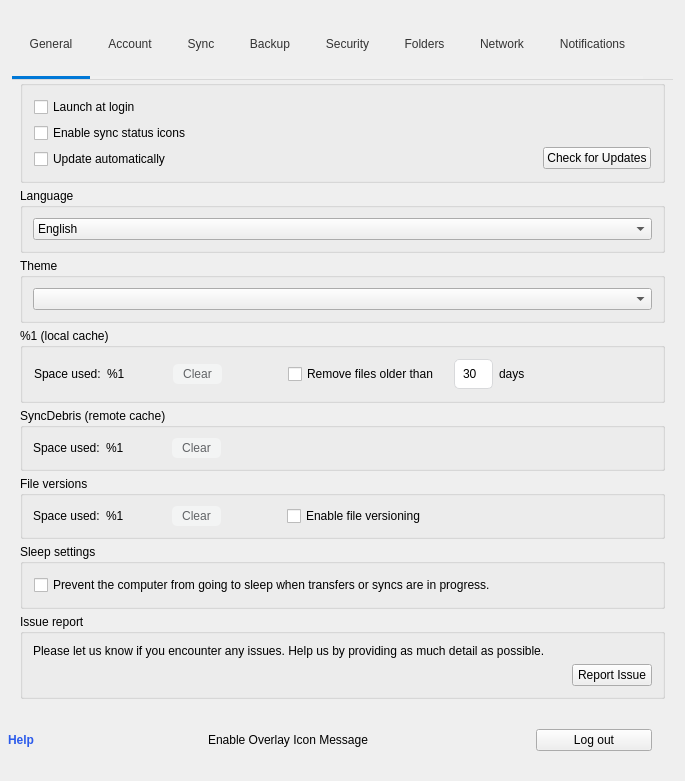
Above: src/MEGASync/gui/ui/SettingsDialog.ui from meganz/MEGAsync before the change. Below: the same form after it.
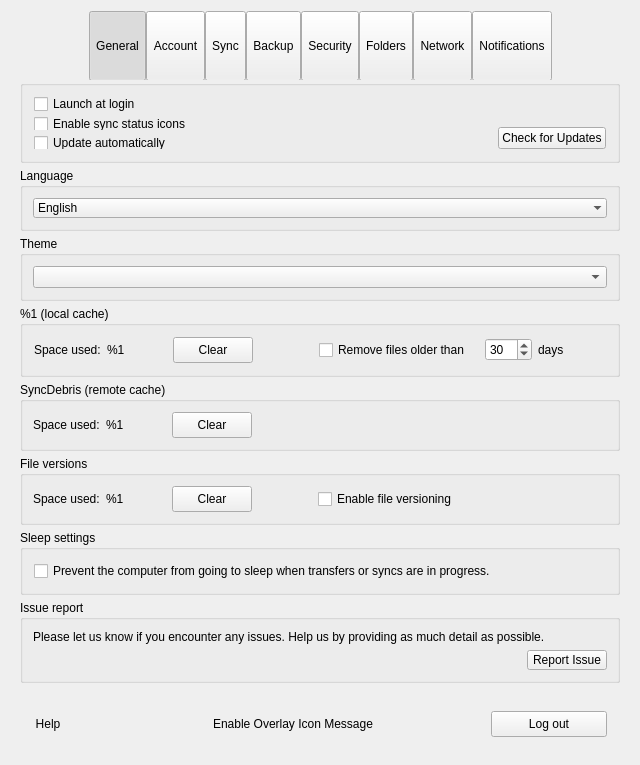
That is the form after the change. The open tabs and pages were chosen to show the change. Icons and pictures are not drawn. Custom widgets are drawn as their Qt base class.

What changed in the file:
```diff
--- a/src/MEGASync/gui/ui/SettingsDialog.ui
+++ b/src/MEGASync/gui/ui/SettingsDialog.ui
@@ -6,10 +6,22 @@
    <rect>
     <x>0</x>
     <y>0</y>
-    <width>675</width>
-    <height>684</height>
+    <width>640</width>
+    <height>765</height>
    </rect>
   </property>
+  <property name="minimumSize">
+   <size>
+    <width>640</width>
+    <height>765</height>
+   </size>
+  </property>
+  <property name="maximumSize">
+   <size>
+    <width>16777215</width>
+    <height>16777215</height>
+   </size>
+  </property>
   <property name="contextMenuPolicy">
    <enum>Qt::ContextMenuPolicy::DefaultContextMenu</enum>
   </property>
@@ -17,111 +29,7 @@
    <string>Settings</string>
   </property>
   <property name="styleSheet">
-   <string notr="true">#switch
-{
-border-style: none;
-background-color: transparent;
-}
-
-#switch::indicator
-{
-border-style: none;
-background-color: transparent;
-width: 40px;
-height: 19px;
-}
-
-#switch::indicator:checked
-{
-image: url(:/images/themed/light/switch_on.svg); /*replaceThemeToken*/
-}
-
-#switch::indicator:checked:hover
-{
-image: url(:/images/themed/light/switch_on_hover.svg); /*replaceThemeToken*/
-}
-
-#switch::indicator:checked:pressed
-{
-image: url(:/images/themed/light/switch_on_pressed.svg); /*replaceThemeToken*/
-}
-
-#switch::indicator:unchecked
-{
-image: url(:/images/themed/light/switch_off.svg); /*replaceThemeToken*/
-}
-
-#switch::indicator:unchecked:hover
-{
-image: url(:/images/themed/light/switch_off_hover.svg); /*replaceThemeToken*/
-}
-
-#switch::indicator:unchecked:pressed
-{
-image: url(:/images/themed/light/switch_off_pressed.svg); /*replaceThemeToken*/
-}
-
-#SmartDescription, #AdvanceDescription
-{
-color: #616366; /*colorToken.text-secondary*/
-}
-
-#LearnMoreContainer, #SelectorsContainer, #ButtonContainer, #widget_21, #widget_6, #AdvanceSelector, #SmartSelector
-{
-background-color: transparent;
-}
-
-#bAdd
-{
-color: #04101E; /*colorToken.text-inverse-accent*/
-background-color:  #F4F4F5; /*colorToken.button-primary*/
-}
-
-#bHelp
-{
-border: none;
-color: #2C5BEB; /*colorToken.link-primary*/
-background-color: transparent;
-font-weight: bold;
-}
-
-#wControlButtons
-{
-background-color: #fafafa; /*colorToken.surface-1*/
-}
-
-#wDetails
-{
-background-color: #fafafa; /*colorToken.surface-1*/
-}
-
-#wUpdateSection
-{
-background-color: transparent;
-}
-
-#bClearCache, #bClearRemoteCache, #bClearFileVersions
-{
-background-color:  #F3F4F4; /*colorToken.button-secondary*/
-color: #616366; /*colorToken.text-secondary*/
-border-color:  #F3F4F4; /*colorToken.button-secondary*/
-border-width: 0px;
-border-style: solid;
-border-radius: 5px;
-padding: 3px 10px 3px 10px;
-}
-
-#sCacheSchedulerDays
-{
-border-style: solid;
-border-color: #D8D9DB; /*colorToken.border-strong*/
-border-width: 1px;
-border-radius: 5px;
-background-color: #FFFFFF; /* colorToken.page-background*/
-padding: 6px;
-}
-
-/*ColorTokenIcon;Button;bAccount;normal;on;colorToken.icon-primary*/
+   <string notr="true">/*ColorTokenIcon;Button;bAccount;normal;on;colorToken.icon-primary*/
 /*ColorTokenIcon;Button;bAccount;normal;off;colorToken.icon-secondary*/
 
 /*ColorTokenIcon;Button;bBackup;normal;on;colorToken.icon-primary*/
@@ -150,27 +58,36 @@
 /*ColorTokenIcon;Button;bAdd;normal;off;colorToken.text-inverse-accent*/
 /*ColorTokenIcon;Button;bDelete;normal;off;colorToken.button-outline*/
 
-#wTabHeader
+#wTabHeader &gt; QToolButton:checked
 {
-margin-left: 12px;
-margin-right: 12px;
-border-bottom: 1px solid rgba(0,0,0,0.1);;
+border-color: #ffdd1405; /*colorToken.button-brand*/
+font-weight: 600;
 }
 
-#wTabHeader QToolButton
+#wTabHeader &gt; QToolButton
 {
-padding: 12px 13px 10px 13px;
-border-left: 0px;
+padding: 5px 8px 5px 8px;
 border-top: 0px;
+border-left: 0px;
 border-right: 0px;
-border-bottom: 3px solid #f1f1f1; /* colorToken.border-strong*/
+border-bottom: 3px solid transparent;
 background-color: transparent;
-color: #333333; /*colorToken.text-primary*/
+color: #ff333333; /*colorToken.text-primary*/
+font-size: 10px;
+font-weight: 400;
 }
 
-#wTabHeader QToolButton:checked
+#bHelp
 {
-border-bottom: 3px solid #0078D7; /*colorToken.button-brand*/
+border: none;
+color: #ff2C5BEB; /*colorToken.link-primary*/
+background-color: transparent;
+font-weight: bold;
+}
+
+#LearnMoreContainer, #SelectorsContainer, #ButtonContainer,#widget_6, #widget_21
+{
+background-color: transparent;
 }
 
 #bChangePasswordPic, #bRecoveryKeyPic
@@ -205,7 +122,7 @@
 #lAccountType, #lName
 {
 font-size: 13px;
-background-color: #fafafa; /*colorToken.surface-1*/
+background-color: transparent;
 }
 
 #lAccountType
@@ -276,25 +193,23 @@
      <property name="styleSheet">
       <string notr="true"/>
      </property>
-     <layout class="QHBoxLayout" name="horizontalLayout_2" stretch="0,0,0,0,0,0,0,0,1">
+     <layout class="QHBoxLayout" name="horizontalLayout_2" stretch="1,0,0,0,0,0,0,0,0,1">
       <property name="spacing">
        <number>0</number>
       </property>
-      <property name="sizeConstraint">
-       <enum>QLayout::SizeConstraint::SetDefaultConstraint</enum>
-      </property>
-      <property name="leftMargin">
-       <number>12</number>
-      </property>
-      <property name="topMargin">
-       <number>9</number>
-      </property>
-      <property name="rightMargin">
-       <number>12</number>
-      </property>
-      <property name="bottomMargin">
-       <number>0</number>
-      </property>
+      <item>
+       <spacer name="horizontalSpacer_9">
+        <property name="orientation">
+         <enum>Qt::Orientation::Horizontal</enum>
+        </property>
+        <property name="sizeHint" stdset="0">
+         <size>
+          <width>40</width>
+          <height>20</height>
+         </size>
+        </property>
+       </spacer>
+      </item>
       <item>
        <widget class="QToolButton" name="bGeneral">
         <property name="minimumSize">
@@ -678,7 +593,7 @@
       <number>0</number>
      </property>
      <widget class="QWidget" name="pGeneral">
-      <layout class="QVBoxLayout" name="pGeneralLayout">
+      <layout class="QVBoxLayout" name="pGeneralLayout" stretch="0,0,0,0,0,0,0,0,1">
        <property name="spacing">
         <number>5</number>
        </property>
@@ -826,6 +741,15 @@
               <verstretch>0</verstretch>
              </sizepolicy>
             </property>
+            <property name="cursor">
+             <cursorShape>PointingHandCursor</cursorShape>
+            </property>
+            <property name="frame">
+             <bool>false</bool>
+            </property>
+            <property name="type" stdset="0">
+             <string notr="true">mega</string>
+            </property>
             <item>
              <property name="text">
               <string notr="true">English</string>
@@ -898,6 +822,21 @@
           </item>
           <item>
            <widget class="QPushButton" name="bClearCache">
+            <property name="minimumSize">
+             <size>
+              <width>0</width>
+              <height>26</height>
+             </size>
+            </property>
+            <property name="maximumSize">
+             <size>
+              <width>16777215</width>
+              <height>26</height>
+             </size>
+            </property>
+            <property name="cursor">
+             <cursorShape>PointingHandCursor</cursorShape>
+            </property>
             <property name="text">
              <string>Clear</string>
             </property>
@@ -953,7 +892,7 @@
             <item>
              <widget class="QSpinBox" name="sCacheSchedulerDays">
               <property name="buttonSymbols">
-               <enum>QAbstractSpinBox::ButtonSymbols::NoButtons</enum>
+               <enum>QAbstractSpinBox::ButtonSymbols::UpDownArrows</enum>
               </property>
               <property name="minimum">
                <number>1</number>
@@ -1043,6 +982,21 @@
           </item>
           <item>
            <widget class="QPushButton" name="bClearRemoteCache">
+            <property name="minimumSize">
+             <size>
+              <width>0</width>
+              <height>26</height>
+             </size>
+            </property>
+            <property name="maximumSize">
+             <size>
+              <width>16777215</width>
+              <height>26</height>
+             </size>
+            </property>
+            <property name="cursor">
+             <cursorShape>PointingHandCursor</cursorShape>
+            </property>
             <property name="text">
              <string>Clear</string>
             </property>
@@ -1107,6 +1061,21 @@
           </item>
           <item>
            <widget class="QPushButton" name="bClearFileVersions">
+            <property name="minimumSize">
+             <size>
+              <width>0</width>
+              <height>26</height>
+             </size>
+            </property>
+            <property name="maximumSize">
+             <size>
+              <width>16777215</width>
+              <height>26</height>
+             </size>
+            </property>
+            <property name="cursor">
+             <cursorShape>PointingHandCursor</cursorShape>
+            </property>
             <property name="text">
              <string>Clear</string>
             </property>
@@ -1225,6 +1194,9 @@
          <property name="orientation">
           <enum>Qt::Orientation::Vertical</enum>
          </property>
+         <property name="sizeType">
+          <enum>QSizePolicy::Policy::Maximum</enum>
+         </property>
          <property name="sizeHint" stdset="0">
           <size>
            <width>0</width>
@@ -2320,6 +2292,21 @@
           </property>
           <item>
            <widget class="QPushButton" name="bLogout">
+            <property name="minimumSize">
+             <size>
+              <width>0</width>
+              <height>26</height>
+             </size>
+            </property>
+            <property name="maximumSize">
+             <size>
+              <width>16777215</width>
+              <height>26</height>
+             </size>
+            </property>
+            <property name="cursor">
+             <cursorShape>PointingHandCursor</cursorShape>
+            </property>
             <property name="text">
              <string>Log out</string>
             </property>
```
Left out of the diff: 444 changed lines with no effect on the pictures.
